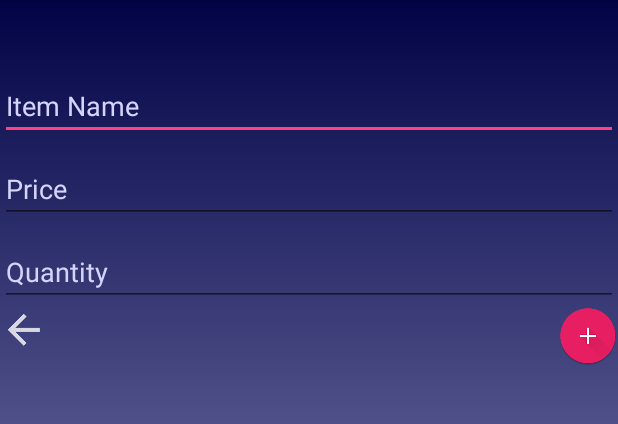
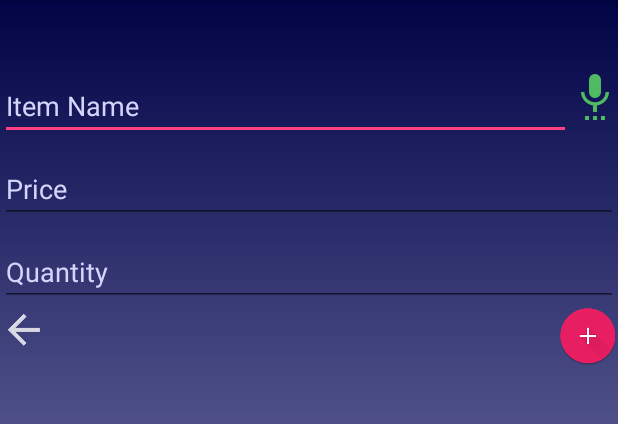
Before and after one commit to daniloclementeb/marketListAndroid, an Android app: the NovoItemActivity screen opened directly, with no data from a screen before it, on a phone screen of 412 x 824 dp, the part 84-508 px from its top. Run offline under Robolectric (Android 15) with nearby library versions, the phone set to English and light mode, and no system bars; 3 statements that could not run were skipped.

Commit message:
Speach Commit

```diff
--- a/AndroidDevelopment/app/src/main/res/layout/activity_novo_item.xml
+++ b/AndroidDevelopment/app/src/main/res/layout/activity_novo_item.xml
@@ -15,14 +15,28 @@
         android:textSize="28dp"
         android:textColor="@color/text_color"
         android:id="@+id/novoItemNomeLista"/>
-    <EditText
-        android:layout_marginTop="10dp"
+    <LinearLayout
         android:layout_width="match_parent"
         android:layout_height="wrap_content"
-        android:textColorHint="@color/text_color"
-        android:hint="@string/item_name"
-        android:textColor="@color/text_color"
-        android:id="@+id/novoItemNomeItem"/>
+        android:layout_marginTop="10dp"
+        android:orientation="horizontal">
+        <EditText
+            android:layout_width="match_parent"
+            android:layout_height="wrap_content"
+            android:textColorHint="@color/text_color"
+            android:hint="@string/item_name"
+            android:layout_weight="0.9"
+            android:textColor="@color/text_color"
+            android:id="@+id/novoItemNomeItem"/>
+        <ImageView
+            android:layout_width="wrap_content"
+            android:layout_height="wrap_content"
+            android:layout_weight="0"
+            android:id="@+id/ivVoice"
+            android:onClick="speak"
+            android:src="@drawable/ic_voice"/>
+    </LinearLayout>
+
     <EditText
         android:layout_marginTop="10dp"
         android:layout_width="match_parent"
--- a/AndroidDevelopment/app/src/main/res/values/strings.xml
+++ b/AndroidDevelopment/app/src/main/res/values/strings.xml
@@ -56,4 +56,6 @@
     <string name="current_position">Current Position</string>
     <string name="permission_denied">permission denied</string>
     <string name="map_error">There is an error</string>
+    <string name="speakItemName">Speak the Item Name</string>
+    <string name="not_supported">Not supported</string>
 </resources>
```
Also changed, not shown: AndroidDevelopment/app/src/main/java/com/clemente/danilo/androiddevelopment/activity/NovoItemActivity.java (+37 -0 lines), AndroidDevelopment/app/src/main/res/drawable-hdpi/ic_voice.png (added), AndroidDevelopment/app/src/main/res/drawable-mdpi/ic_voice.png (added), AndroidDevelopment/app/src/main/res/drawable-xhdpi/ic_voice.png (added), AndroidDevelopment/app/src/main/res/drawable-xxhdpi/ic_voice.png (added), 1 other file.
